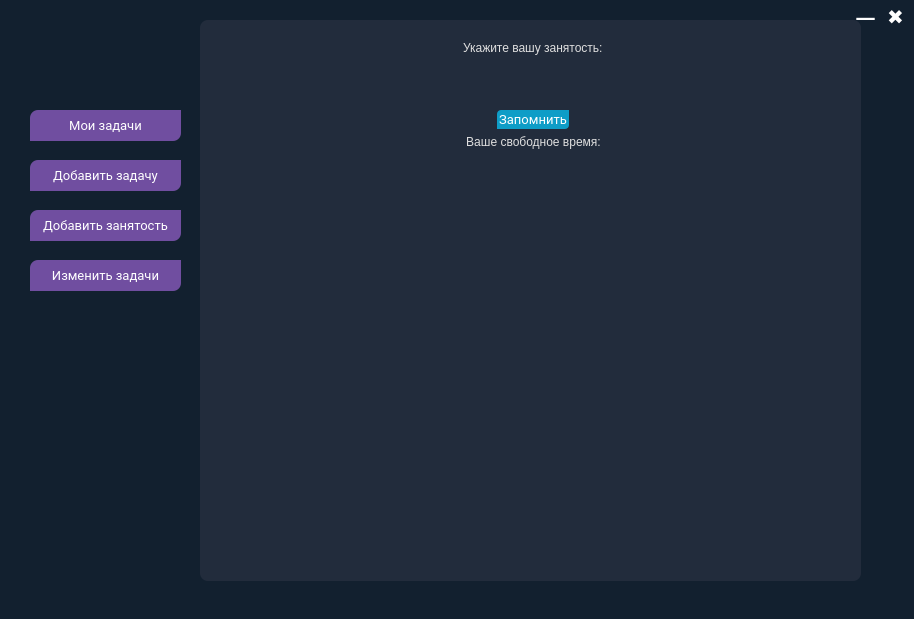
Qt form keknaizer.ui (moevm/gui-1h2017-05) before a commit.
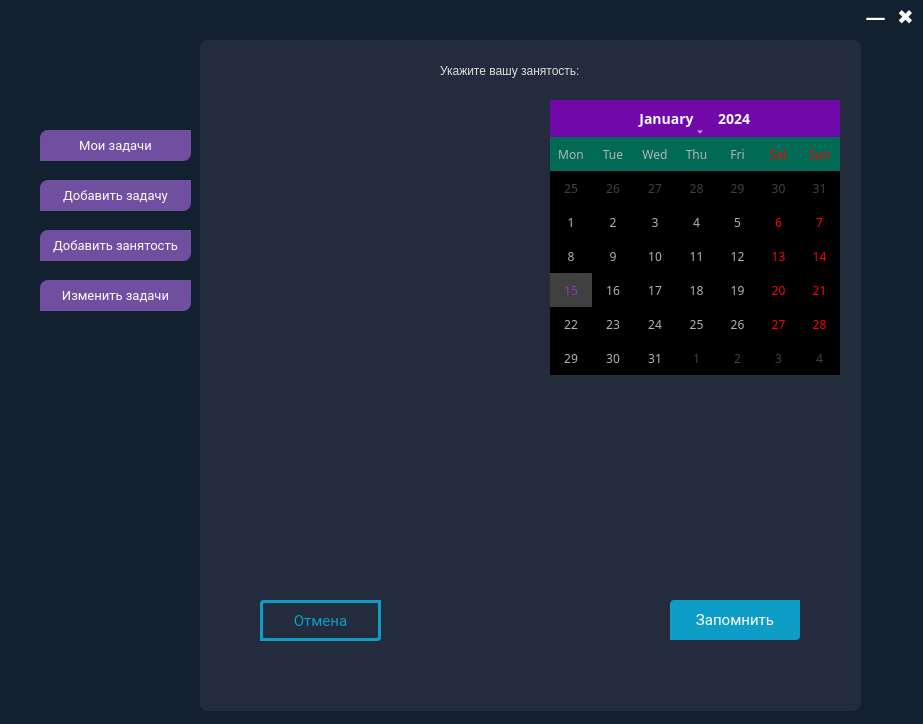
The same form after that commit. Icons and pictures are not drawn. Custom widgets are drawn as their Qt base class.

```diff
--- a/keknaizer.ui
+++ b/keknaizer.ui
@@ -6,8 +6,8 @@
    <rect>
     <x>0</x>
     <y>0</y>
-    <width>914</width>
-    <height>619</height>
+    <width>923</width>
+    <height>724</height>
    </rect>
   </property>
   <property name="windowTitle">
@@ -22,9 +22,9 @@
    <property name="geometry">
     <rect>
      <x>200</x>
-     <y>20</y>
+     <y>40</y>
      <width>661</width>
-     <height>561</height>
+     <height>671</height>
     </rect>
    </property>
    <property name="styleSheet">
@@ -37,84 +37,6 @@
     <number>2</number>
    </property>
    <widget class="QWidget" name="page">
-    <widget class="QLabel" name="label_12">
-     <property name="geometry">
-      <rect>
-       <x>180</x>
-       <y>400</y>
-       <width>149</width>
-       <height>17</height>
-      </rect>
-     </property>
-     <property name="sizePolicy">
-      <sizepolicy hsizetype="Fixed" vsizetype="Preferred">
-       <horstretch>0</horstretch>
-       <verstretch>0</verstretch>
-      </sizepolicy>
-     </property>
-     <property name="minimumSize">
-      <size>
-       <width>70</width>
-       <height>0</height>
-      </size>
-     </property>
-     <property name="styleSheet">
-      <string notr="true">QLabel {
-color: #dfdfdf;
-font: 14px &quot;Trebuchet MS&quot;, &quot;Lucida Sans&quot;;
-}</string>
-     </property>
-     <property name="text">
-      <string>Ничего не делать</string>
-     </property>
-    </widget>
-    <widget class="QPushButton" name="pushButton_6">
-     <property name="geometry">
-      <rect>
-       <x>410</x>
-       <y>330</y>
-       <width>151</width>
-       <height>31</height>
-      </rect>
-     </property>
-     <property name="styleSheet">
-      <string notr="true">QPushButton#pushButton_6{
-    font: normal 14px;
-    border: none;
-    color:  #2593e8;
-    /*background-color: #0e9dc7;*/
-    /*transition:border .25s linear, color .25s linear,background-color .25s linear;*/
-    text-align: center;
-    line-height: 16px;
-    border-bottom-right-radius:4px;
-    border-top-left-radius:4px;
-    font-family: Arial;
-    border: 3px solid  #0e9dc7;
-    }
-     
-QPushButton#pushButton_6:hover{
-    color: #fff; 
-    background-color: rgb(15, 179, 227); 
-   border: 3px solid   rgb(15, 179, 227);
-    }</string>
-     </property>
-     <property name="text">
-      <string>Добавить  задачу</string>
-     </property>
-    </widget>
-    <widget class="QProgressBar" name="progressBar">
-     <property name="geometry">
-      <rect>
-       <x>60</x>
-       <y>430</y>
-       <width>491</width>
-       <height>41</height>
-      </rect>
-     </property>
-     <property name="value">
-      <number>24</number>
-     </property>
-    </widget>
     <widget class="QLabel" name="label_11">
      <property name="geometry">
       <rect>
@@ -804,152 +726,324 @@
     </widget>
    </widget>
    <widget class="QWidget" name="page_3">
-    <widget class="QWidget" name="layoutWidget">
-     <property name="geometry">
-      <rect>
-       <x>130</x>
-       <y>10</y>
-       <width>418</width>
-       <height>171</height>
-      </rect>
-     </property>
-     <layout class="QVBoxLayout" name="verticalLayout_3" stretch="0,0,0,0,0">
-      <property name="leftMargin">
-       <number>0</number>
-      </property>
-      <property name="bottomMargin">
-       <number>3</number>
-      </property>
-      <item alignment="Qt::AlignHCenter">
-       <widget class="QLabel" name="label_13">
-        <property name="sizePolicy">
-         <sizepolicy hsizetype="Fixed" vsizetype="Preferred">
-          <horstretch>0</horstretch>
-          <verstretch>0</verstretch>
-         </sizepolicy>
-        </property>
-        <property name="minimumSize">
-         <size>
-          <width>70</width>
-          <height>0</height>
-         </size>
-        </property>
-        <property name="styleSheet">
-         <string notr="true">QLabel {
-color: #dfdfdf;
-font: 16px &quot;Trebuchet MS&quot;, &quot;Lucida Sans&quot;;
-}</string>
-        </property>
-        <property name="text">
-         <string>Укажите вашу занятость:</string>
-        </property>
-       </widget>
-      </item>
-      <item>
-       <spacer name="verticalSpacer_8">
-        <property name="orientation">
-         <enum>Qt::Vertical</enum>
-        </property>
-        <property name="sizeHint" stdset="0">
-         <size>
-          <width>20</width>
-          <height>17</height>
-         </size>
-        </property>
-       </spacer>
-      </item>
-      <item alignment="Qt::AlignHCenter">
-       <widget class="QPushButton" name="pushButton_7">
-        <property name="sizePolicy">
-         <sizepolicy hsizetype="Fixed" vsizetype="Fixed">
-          <horstretch>0</horstretch>
-          <verstretch>0</verstretch>
-         </sizepolicy>
-        </property>
-        <property name="minimumSize">
-         <size>
-          <width>50</width>
-          <height>0</height>
-         </size>
-        </property>
-        <property name="styleSheet">
-         <string notr="true">QPushButton#pushButton_7{
-   padding: 1px 2px; 
-    font: normal 13px Roboto; 
-    border: none;
-    color: #fff; 
-    background-color: #0e9dc7;
-    transition:border .25s linear, color .25s linear,background-color .25s linear;
-    text-align: center;
-    border-bottom-right-radius:4px;
-    border-top-left-radius:4px;
-    font-family: Roboto,Helvetica Neue Light,Helvetica Neue,Helvetica,Arial,sans-serif;
-    }
-     
-QPushButton#pushButton_7:hover {
-    color: #fff; 
-    background-color: rgb(15, 179, 227);
-    }</string>
-        </property>
-        <property name="text">
-         <string>Запомнить</string>
-        </property>
-       </widget>
-      </item>
-      <item>
-       <widget class="QLabel" name="label_20">
-        <property name="styleSheet">
-         <string notr="true">QLabel {
-color: #dfdfdf;
-font: 14px &quot;Trebuchet MS&quot;, &quot;Lucida Sans&quot;;
-}</string>
-        </property>
-        <property name="text">
-         <string>Ваше свободное время:</string>
-        </property>
-        <property name="alignment">
-         <set>Qt::AlignCenter</set>
-        </property>
-       </widget>
-      </item>
-      <item>
-       <spacer name="verticalSpacer_14">
-        <property name="orientation">
-         <enum>Qt::Vertical</enum>
-        </property>
-        <property name="sizeHint" stdset="0">
-         <size>
-          <width>20</width>
-          <height>17</height>
-         </size>
-        </property>
-       </spacer>
-      </item>
-     </layout>
-    </widget>
-    <widget class="Time" name="widget" native="true">
+    <widget class="Time" name="time_widget" native="true">
      <property name="geometry">
       <rect>
        <x>60</x>
-       <y>219</y>
-       <width>561</width>
-       <height>211</height>
+       <y>340</y>
+       <width>551</width>
+       <height>201</height>
       </rect>
      </property>
      <property name="styleSheet">
       <string notr="true">QWidget#widget {
-	color: rgb(31, 122, 104)
+   color: rgb(31, 122, 104);
+   font-size: 16px bold;
 }</string>
      </property>
     </widget>
+    <widget class="QCalendarWidget" name="calendarWidget_3">
+     <property name="enabled">
+      <bool>true</bool>
+     </property>
+     <property name="geometry">
+      <rect>
+       <x>350</x>
+       <y>60</y>
+       <width>290</width>
+       <height>275</height>
+      </rect>
+     </property>
+     <property name="font">
+      <font>
+       <family>Arial Rounded MT Bold</family>
+       <pointsize>8</pointsize>
+       <weight>50</weight>
+       <italic>false</italic>
+       <bold>false</bold>
+       <underline>false</underline>
+       <strikeout>false</strikeout>
+      </font>
+     </property>
+     <property name="mouseTracking">
+      <bool>false</bool>
+     </property>
+     <property name="toolTip">
+      <string/>
+     </property>
+     <property name="statusTip">
+      <string/>
+     </property>
+     <property name="whatsThis">
+      <string/>
+     </property>
+     <property name="accessibleName">
+      <string/>
+     </property>
+     <property name="accessibleDescription">
+      <string/>
+     </property>
+     <property name="autoFillBackground">
+      <bool>false</bool>
+     </property>
+     <property name="styleSheet">
+      <string notr="true">QCalendarWidget QWidget#qt_calendar_navigationbar {
+ background-color: none;
+ }
+
+QCalendarWidget QToolButton{
+ height: 30px;
+ width: 70px;
+ color: white;
+ font-size: 14px;
+ icon-size: 0.5px, 0.5px;
+ background-color: #7109aa;
+}
+
+QCalendarWidget QWidget#qt_calendar_prevmonth {
+background-image:url(:/left.png);
+background-repeat: no-repeat;
+background-position:center;
+ }
+
+QCalendarWidget QWidget#qt_calendar_nextmonth {
+background-image:url(:/right.png);
+background-repeat: no-repeat;
+background-position:center;
+ }
+
+QCalendarWidget QToolButton#qt_calendar_yearbutton{
+width:50px;
+selection-color: rgb(85, 255, 127);
+disabled=&quot;disabled&quot;;
+}
+
+
+QCalendarWidget QToolButton#qt_calendar_yearbutton::menu-indicator{
+color:white;
+width:10px;
+}
+
+QCalendarWidget QMenu {
+ width: 100px;
+ left: 20px;
+ color: black;
+ font-size: 12px;
+ background-color: #ad66d5; /*выбор месяца*/
+}
+
+QCalendarWidget QMenu::item:selected {
+ color: white;
+ background-color: #48036f; /*выбор месяца*/
+}
+QCalendarWidget QSpinBox { 
+ width: 40px; 
+ font-size:14px; 
+ color: white; 
+ background-color: #7109aa;
+/* background-color: qlineargradient(x1:0, y1:0, x2:0, y2:1, stop: 0 #cccccc, stop: 1 #333333); */
+/* selection-background-color: rgb(136, 136, 136);*/
+ selection-color: black;
+}
+
+QCalendarWidget QSpinBox::up-button {
+ subcontrol-origin: border;
+ subcontrol-position: top right; 
+ }
+QCalendarWidget QSpinBox::down-button {
+ subcontrol-origin: border;
+ subcontrol-position: bottom right; 
+}
+
+
+QCalendarWidget QSpinBox::up-arrow {
+ background-color:;
+  width:5px;
+ height:5px; 
+ }
+QCalendarWidget QSpinBox::down-arrow { 
+ width:5px;
+ height:5px; 
+}
+
+QCalendarWidget QWidget {
+ alternate-background-color: #006a55; 
+}
+ 
+
+QAbstractItemView:enabled {
+ font-size:12px;  
+ color: rgb(180, 180, 180);  
+ background-color: black ;  
+ selection-background-color:rgb(64, 64, 64); 
+ selection-color: rgb(150, 50, 200); 
+}
+ 
+
+QAbstractItemView::item:hover {
+ color: rgb(180, 180, 180);  
+ background-color: rgb(255, 0, 4) ;
+}
+
+
+QCalendarWidget QAbstractItemView:disabled {  color: rgb(64, 64, 64);}
+
+</string>
+     </property>
+     <property name="inputMethodHints">
+      <set>Qt::ImhNone</set>
+     </property>
+     <property name="gridVisible">
+      <bool>false</bool>
+     </property>
+     <property name="selectionMode">
+      <enum>QCalendarWidget::SingleSelection</enum>
+     </property>
+     <property name="horizontalHeaderFormat">
+      <enum>QCalendarWidget::ShortDayNames</enum>
+     </property>
+     <property name="verticalHeaderFormat">
+      <enum>QCalendarWidget::NoVerticalHeader</enum>
+     </property>
+     <property name="navigationBarVisible">
+      <bool>true</bool>
+     </property>
+     <property name="dateEditEnabled">
+      <bool>true</bool>
+     </property>
+     <property name="dateEditAcceptDelay">
+      <number>1500</number>
+     </property>
+    </widget>
+    <widget class="QPushButton" name="pushButton_6">
+     <property name="geometry">
+      <rect>
+       <x>60</x>
+       <y>560</y>
+       <width>121</width>
+       <height>41</height>
+      </rect>
+     </property>
+     <property name="styleSheet">
+      <string notr="true">QPushButton{
+    padding: 1px 2px; 
+    font: normal 15px Roboto; 
+
+    border-top: 3px solid #0e9dc7; 
+    border-left: 3px solid #0e9dc7;  
+   border-bottom: 3px solid #0e9dc7; 
+    border-right: 3px solid #0e9dc7; 
+
+    color:  #0e9dc7; 
+   /* background-color: #0e9dc7;*/
+   background-color:none;
+ 
+    text-align: center;
+    border-bottom-right-radius:4px;
+    border-top-left-radius:4px;
+    font-family: Roboto,Helvetica Neue Light,Helvetica Neue,Helvetica,Arial,sans-serif;
+    }
+     
+QPushButton#pushButton_6:hover {
+    color: #fff; 
+    background-color: rgb(15, 179, 227);
+    }</string>
+     </property>
+     <property name="text">
+      <string>Отмена</string>
+     </property>
+    </widget>
+    <widget class="QPushButton" name="pushButton_7">
+     <property name="geometry">
+      <rect>
+       <x>470</x>
+       <y>560</y>
+       <width>130</width>
+       <height>40</height>
+      </rect>
+     </property>
+     <property name="sizePolicy">
+      <sizepolicy hsizetype="Fixed" vsizetype="Fixed">
+       <horstretch>0</horstretch>
+       <verstretch>0</verstretch>
+      </sizepolicy>
+     </property>
+     <property name="minimumSize">
+      <size>
+       <width>130</width>
+       <height>40</height>
+      </size>
+     </property>
+     <property name="font">
+      <font>
+       <family>Roboto,Helvetica Neue 53,Helvetica Neue,Helvetica,Arial,sans-serif</family>
+       <pointsize>-1</pointsize>
+       <weight>50</weight>
+       <italic>false</italic>
+       <bold>false</bold>
+      </font>
+     </property>
+     <property name="styleSheet">
+      <string notr="true">QPushButton#pushButton_7{
+   padding: 1px 2px; 
+    font: normal 15px Roboto; 
+    border: none;
+    color: #fff; 
+    background-color: #0e9dc7;
+    text-align: center;
+    border-bottom-right-radius:4px;
+    border-top-left-radius:4px;
+    font-family: Roboto,Helvetica Neue Light,Helvetica Neue,Helvetica,Arial,sans-serif;
+    }
+     
+QPushButton#pushButton_7:hover {
+    color: #fff; 
+    background-color: rgb(15, 179, 227);
+    }</string>
+     </property>
+     <property name="text">
+      <string>Запомнить</string>
+     </property>
+    </widget>
+    <widget class="QLabel" name="label_13">
+     <property name="geometry">
+      <rect>
+       <x>240</x>
+       <y>20</y>
+       <width>184</width>
+       <height>22</height>
+      </rect>
+     </property>
+     <property name="sizePolicy">
+      <sizepolicy hsizetype="Fixed" vsizetype="Preferred">
+       <horstretch>0</horstretch>
+       <verstretch>0</verstretch>
+      </sizepolicy>
+     </property>
+     <property name="minimumSize">
+      <size>
+       <width>70</width>
+       <height>0</height>
+      </size>
+     </property>
+     <property name="styleSheet">
+      <string notr="true">QLabel {
+color: #dfdfdf;
+font: 16px &quot;Trebuchet MS&quot;, &quot;Lucida Sans&quot;;
+}</string>
+     </property>
+     <property name="text">
+      <string>Укажите вашу занятость:</string>
+     </property>
+    </widget>
    </widget>
    <widget class="QWidget" name="page_4"/>
   </widget>
   <widget class="QPushButton" name="pushButton_2">
    <property name="geometry">
     <rect>
-     <x>30</x>
-     <y>110</y>
+     <x>40</x>
+     <y>130</y>
      <width>151</width>
      <height>31</height>
     </rect>
@@ -980,8 +1074,8 @@
   <widget class="QPushButton" name="pushButton_3">
    <property name="geometry">
     <rect>
-     <x>30</x>
-     <y>160</y>
+     <x>40</x>
+     <y>180</y>
      <width>151</width>
      <height>31</height>
     </rect>
@@ -1012,8 +1106,8 @@
   <widget class="QPushButton" name="pushButton_4">
    <property name="geometry">
     <rect>
-     <x>30</x>
-     <y>210</y>
+     <x>40</x>
+     <y>230</y>
      <width>151</width>
      <height>31</height>
     </rect>
@@ -1044,8 +1138,8 @@
   <widget class="QPushButton" name="pushButton_5">
    <property name="geometry">
     <rect>
-     <x>30</x>
-     <y>260</y>
+     <x>40</x>
+     <y>280</y>
      <width>151</width>
      <height>31</height>
     </rect>
@@ -1076,7 +1170,7 @@
   <widget class="QPushButton" name="pushButton">
    <property name="geometry">
     <rect>
-     <x>880</x>
+     <x>890</x>
      <y>0</y>
      <width>31</width>
      <height>31</height>
@@ -1107,7 +1201,7 @@
   <widget class="QPushButton" name="pushButton_10">
    <property name="geometry">
     <rect>
-     <x>850</x>
+     <x>860</x>
      <y>0</y>
      <width>31</width>
      <height>31</height>
```
Left out of the diff: 331 changed lines with no effect on the pictures.
